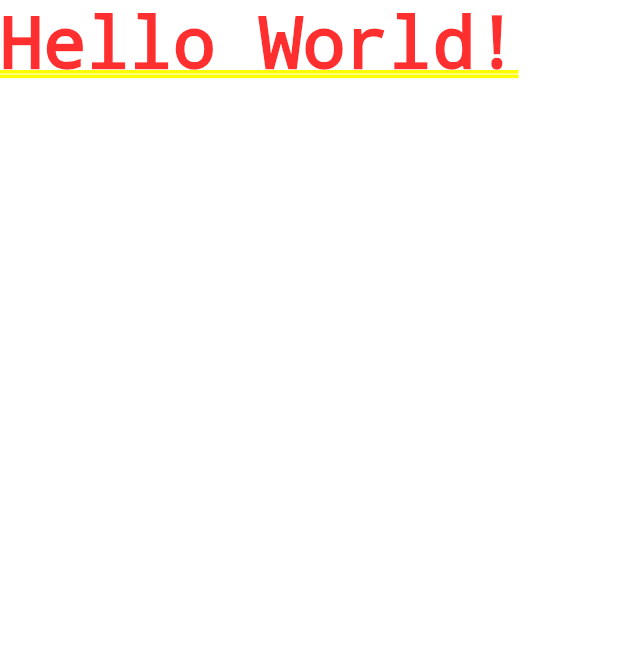
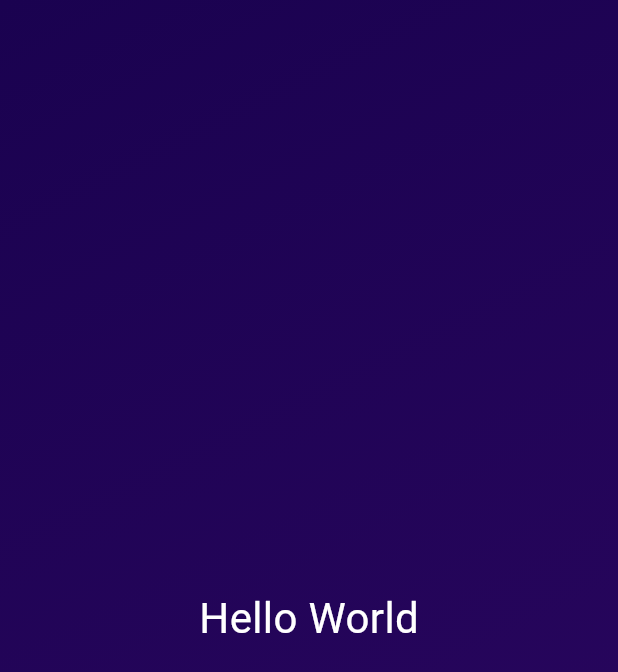
Before and after one commit to weerapperuma/Roll_Dice_App, a Flutter app: the screen it shows after launch, on a phone screen of 412 x 824 dp. Shown: the top 672 px of the screen. Run offline on Flutter 3.47's test engine with Material 3 defaults, Android fonts, the phone set to English and light mode, and no system bars.

Commit message:
home widget created

```diff
--- /dev/null
+++ b/lib/gradient_container.dart
@@ -0,0 +1,26 @@
+import 'package:flutter/material.dart';
+
+class GradientContainer extends StatelessWidget {
+  const GradientContainer({super.key});
+  @override
+  Widget build(context) {
+    return Container(
+      decoration: BoxDecoration(
+        gradient: LinearGradient(
+          colors: [
+            Color.fromARGB(255, 26, 2, 80),
+            Color.fromARGB(255, 45, 7, 98),
+          ],
+          begin: Alignment.topLeft,
+          end: Alignment.bottomRight,
+        ),
+      ),
+      child: const Center(
+        child: Text(
+          "Hello World",
+          style: TextStyle(color: Colors.white, fontSize: 28),
+        ),
+      ),
+    );
+  }
+}
--- a/lib/main.dart
+++ b/lib/main.dart
@@ -1,5 +1,6 @@
 import 'package:flutter/material.dart';
+import 'package:roll_dice_app/gradient_container.dart';
 
 void main() {
-  runApp(MaterialApp(home: Text("Hello World!")));
+  runApp(MaterialApp(home: Scaffold(body: const GradientContainer())));
 }
```
Also changed, not shown: 1 other file.
